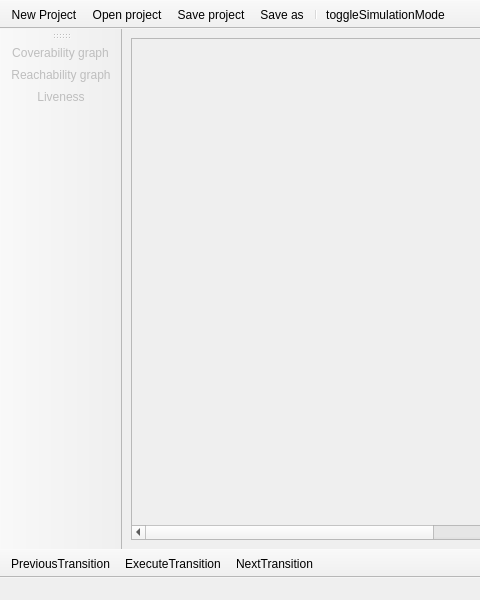
przemekblasiak/petri-net-simulator, file mainwindow.ui: the form before one commit; both pictures show x 0 to 480 and y 0 to 600 of the 916 by 600 pixel window.
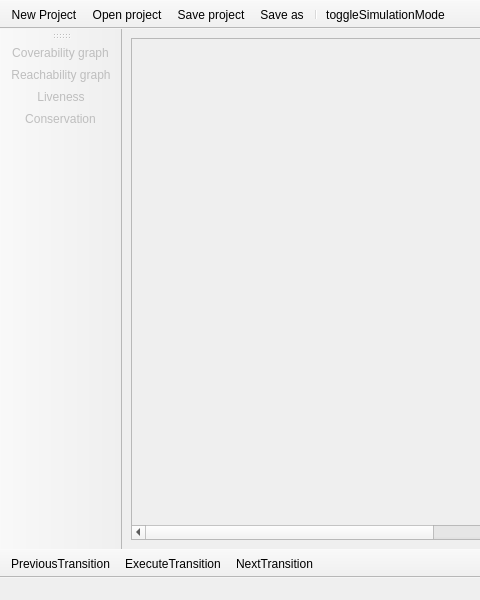
The form after the commit. Icons and pictures are not drawn. Custom widgets are drawn as their Qt base class.

Commit message: Added conservation analysis.

What changed in the file:
```diff
--- a/mainwindow.ui
+++ b/mainwindow.ui
@@ -152,6 +152,7 @@
    <addaction name="actionCoverabilityGraph"/>
    <addaction name="actionReachabilityGraph"/>
    <addaction name="actionLiveness"/>
+   <addaction name="actionConservation"/>
   </widget>
   <action name="actionOpen_project">
    <property name="icon">
@@ -279,6 +280,14 @@
     <string>Liveness</string>
    </property>
   </action>
+  <action name="actionConservation">
+   <property name="text">
+    <string>Conservation</string>
+   </property>
+   <property name="toolTip">
+    <string>Check if the net is conservative</string>
+   </property>
+  </action>
  </widget>
  <customwidgets>
   <customwidget>
```
Left out of the diff: 34 changed lines with no effect on the pictures. The commit also changes 7 other files.
